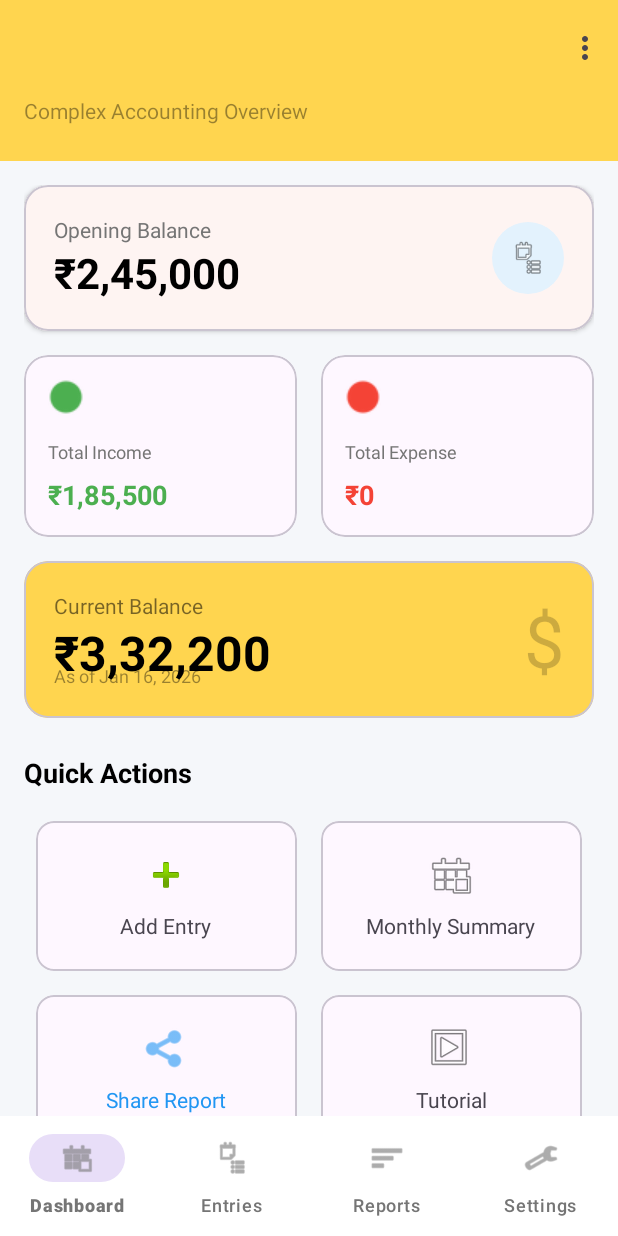
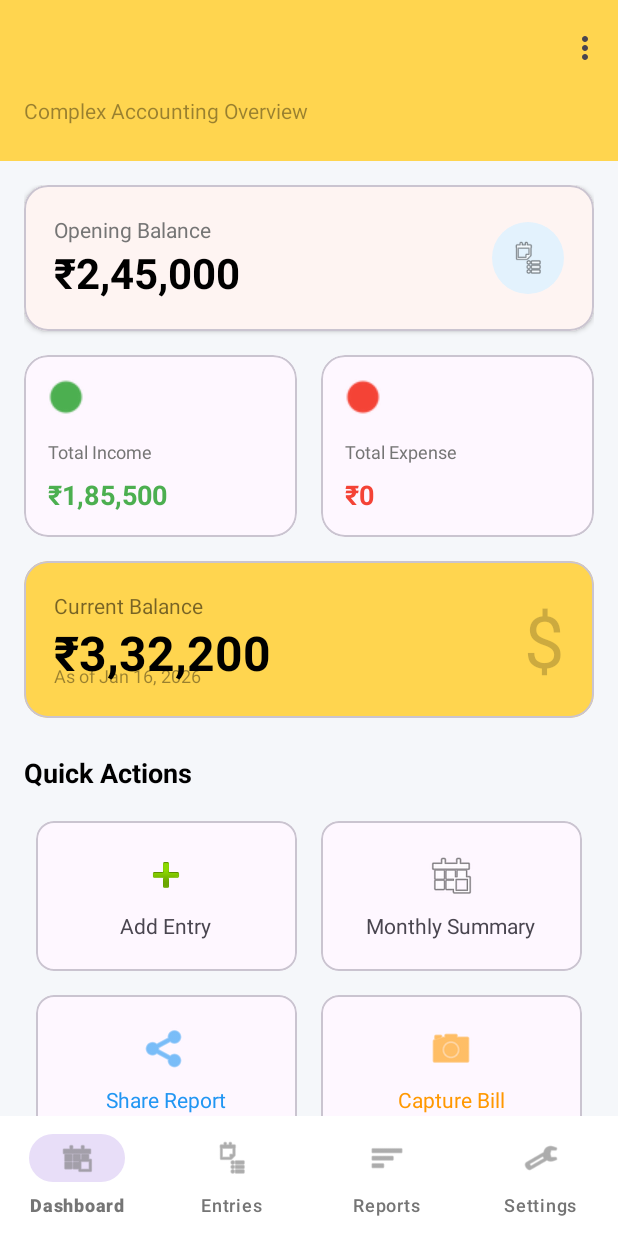
Before and after one commit to dinesssh/Mraccountant, an Android app: the DashboardActivity screen opened directly, with no data from a screen before it, on a phone screen of 412 x 824 dp. Run offline under Robolectric (Android 15) with nearby library versions, the light colour scheme and no system bars; our stand-ins replace AdMob.

Commit message:
Added bill capture feature with camera and storage

```diff
--- a/app/src/main/res/layout/activity_dashboard.xml
+++ b/app/src/main/res/layout/activity_dashboard.xml
@@ -255,7 +255,6 @@
                     </LinearLayout>
                 </com.google.android.material.card.MaterialCardView>
 
-                <!-- Share Button styled like Quick Action -->
                 <com.google.android.material.card.MaterialCardView
                     android:id="@+id/btnShareReport"
                     android:layout_width="0dp"
@@ -270,6 +269,34 @@
                         android:orientation="vertical">
                         <ImageView android:layout_width="32dp" android:layout_height="32dp" android:src="@android:drawable/ic_menu_share" app:tint="#2196F3" />
                         <TextView android:layout_width="wrap_content" android:layout_height="wrap_content" android:layout_marginTop="8dp" android:text="Share Report" android:textColor="#2196F3" />
+                    </LinearLayout>
+                </com.google.android.material.card.MaterialCardView>
+
+                <com.google.android.material.card.MaterialCardView
+                    android:id="@+id/btnCaptureBillAction"
+                    android:layout_width="0dp"
+                    android:layout_height="100dp"
+                    android:layout_columnWeight="1"
+                    android:layout_margin="8dp"
+                    app:cardCornerRadius="12dp"
+                    android:clickable="true"
+                    android:focusable="true">
+                    <LinearLayout
+                        android:layout_width="match_parent"
+                        android:layout_height="match_parent"
+                        android:gravity="center"
+                        android:orientation="vertical">
+                        <ImageView
+                            android:layout_width="32dp"
+                            android:layout_height="32dp"
+                            android:src="@android:drawable/ic_menu_camera"
+                            app:tint="#FF9800" />
+                        <TextView
+                            android:layout_width="wrap_content"
+                            android:layout_height="wrap_content"
+                            android:layout_marginTop="8dp"
+                            android:text="Capture Bill"
+                            android:textColor="#FF9800" />
                     </LinearLayout>
                 </com.google.android.material.card.MaterialCardView>
 
```
Also changed, not shown: app/src/main/java/com/example/mraccount/LocationHelper.kt (+29 -8 lines).
